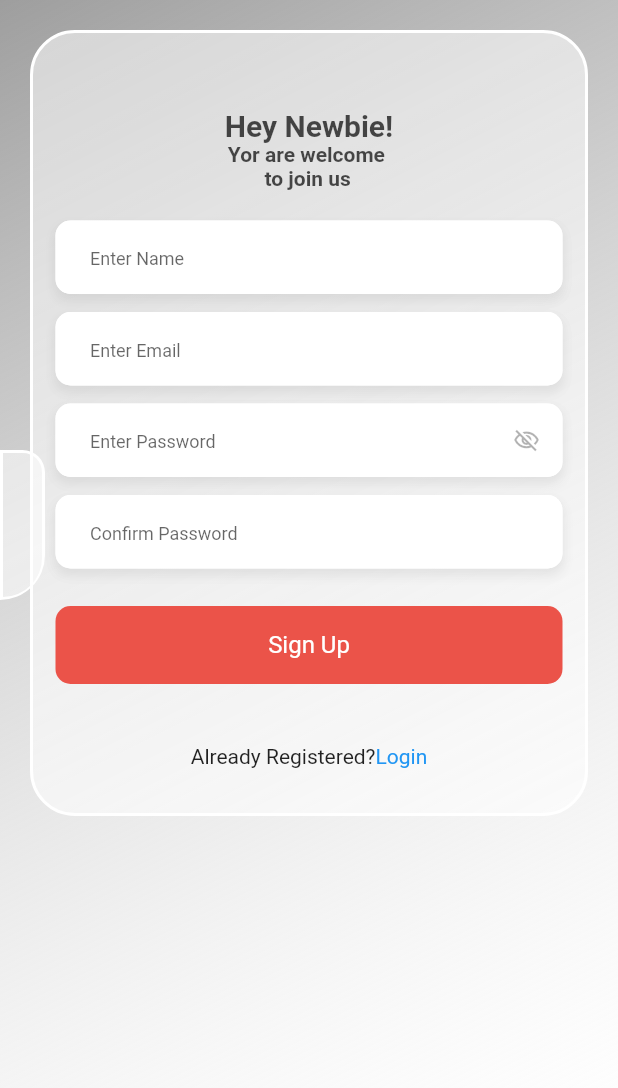
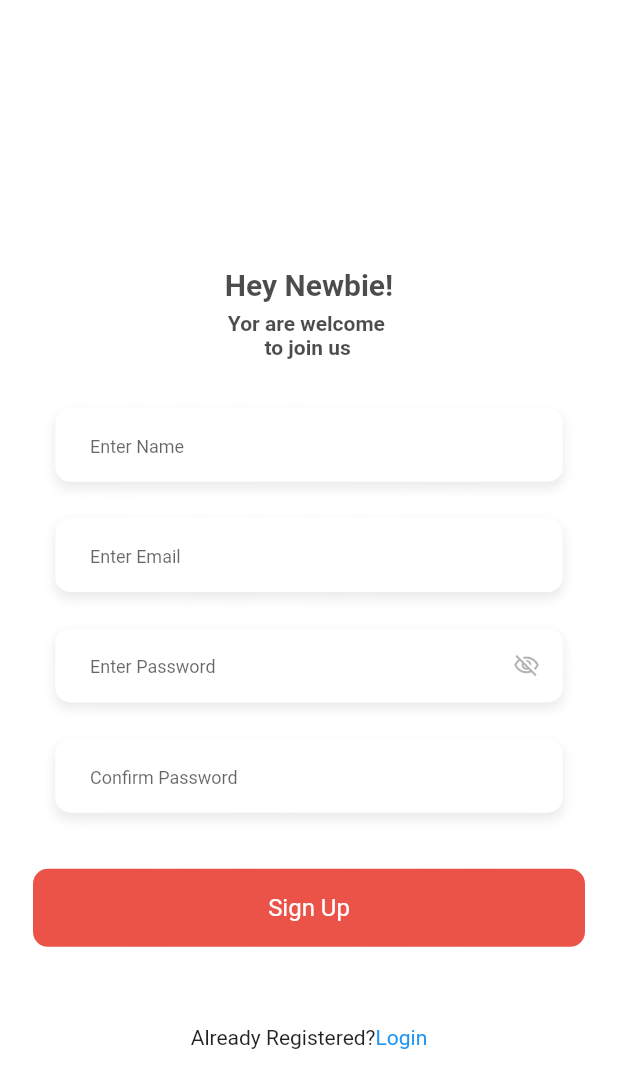
Before and after one commit to dsavke/event_booking_app, a Flutter app: the screen it shows after launch, on a phone screen of 412 x 824 dp. Shown: the top 1088 px of the screen. Run offline on Flutter 3.47's test engine with Material 2 defaults, Android fonts, the phone set to English and light mode, and no system bars.

Commit message:
tried to follow clean architecture

```diff
--- a/lib/main.dart
+++ b/lib/main.dart
@@ -1,6 +1,6 @@
-import 'package:event_booking_app/screens/register_screen/register_screen.dart';
-import 'package:event_booking_app/utils/constants/routes.dart';
 import 'package:flutter/material.dart';
+
+import 'screens/register_screen/register_screen.dart';
 
 
 void main() {
--- a/lib/screens/register_screen/register_screen.dart
+++ b/lib/screens/register_screen/register_screen.dart
@@ -2,16 +2,10 @@ import 'package:event_booking_app/ui_elements/custom_button.dart';
 import 'package:event_booking_app/ui_elements/custom_text_field.dart';
 import 'package:event_booking_app/utils/constants/colors.dart';
 import 'package:flutter/material.dart';
-import 'package:flutter_custom_clippers/flutter_custom_clippers.dart';
 
-class RegisterScreen extends StatefulWidget {
+class RegisterScreen extends StatelessWidget {
   const RegisterScreen({Key? key}) : super(key: key);
 
-  @override
-  _RegisterScreenState createState() => _RegisterScreenState();
-}
-
-class _RegisterScreenState extends State<RegisterScreen> {
   @override
   Widget build(BuildContext context) {
     return Container(
@@ -20,21 +14,26 @@ class _RegisterScreenState extends State<RegisterScreen> {
               begin: Alignment.topLeft,
               end: Alignment.bottomRight,
               colors: [
-                Colors.grey,
-                Colors.white10,
+            Colors.white54,
+            Colors.white,
           ])),
       child: Scaffold(
           backgroundColor: Colors.transparent,
           body: SingleChildScrollView(
-          child: Stack(
+            child: Column(
               children: [
+                const SizedBox(
+                  height: 100,
+                ),
                 Container(
+                  height: MediaQuery.of(context).size.height * .75,
                   margin: const EdgeInsets.all(20),
                   decoration: BoxDecoration(
                       color: Colors.white54,
                       borderRadius: const BorderRadius.all(Radius.circular(30)),
                       border: Border.all(color: Colors.white, width: 2)),
                   child: Column(
+                    mainAxisAlignment: MainAxisAlignment.spaceBetween,
                     crossAxisAlignment: CrossAxisAlignment.center,
                     children: [
                       const SizedBox(
@@ -58,8 +57,6 @@ class _RegisterScreenState extends State<RegisterScreen> {
                         height: 20,
                       ),
                       CustomTextField(
-                onSubmit: (e) {},
-                onChanged: (e) {},
                         fillColor: Colors.white,
                         hintText: "Enter Name",
                       ),
@@ -67,8 +64,6 @@ class _RegisterScreenState extends State<RegisterScreen> {
                         height: 12,
                       ),
                       CustomTextField(
-                onSubmit: (e) {},
-                onChanged: (e) {},
                         fillColor: Colors.white,
                         hintText: "Enter Email",
                       ),
@@ -76,8 +71,6 @@ class _RegisterScreenState extends State<RegisterScreen> {
                         height: 12,
                       ),
                       CustomTextField(
-                onSubmit: (e) {},
-                onChanged: (e) {},
                         fillColor: Colors.white,
                         hintText: "Enter Password",
                         isShowSuffixIcon: true,
@@ -88,8 +81,6 @@ class _RegisterScreenState extends State<RegisterScreen> {
                         height: 12,
                       ),
                       CustomTextField(
-                onSubmit: (e) {},
-                onChanged: (e) {},
                         fillColor: Colors.white,
                         hintText: "Confirm Password",
                       ),
@@ -99,7 +90,7 @@ class _RegisterScreenState extends State<RegisterScreen> {
                       CustomButton(
                           onTap: () {},
                           btnTxt: "Sign Up",
-                  backgroundColor: MyTheme.accent_color),
+                          backgroundColor: MyColors.accentColor),
                       const SizedBox(
                         height: 40,
                       ),
@@ -113,31 +104,17 @@ class _RegisterScreenState extends State<RegisterScreen> {
                               style: TextStyle(color: Colors.blue),
                             ),
                           ),
-
                         ],
                       ),
-              const SizedBox(height: 30,)
+                      const SizedBox(
+                        height: 30,
+                      )
                     ],
                   ),
                 ),
-        Positioned(
-          top: 300,
-            child: Container(
-              height: 100,
-              width: 30,
-              decoration: BoxDecoration(
-                borderRadius: const BorderRadius.only(topRight: Radius.circular(50),bottomRight: Radius.circular(100)),
-                  border: Border.all(color: Colors.white, width: 2),
-                color: Colors.white54,
+              ],
             ),
-          ),
-
-      ),
-      ],
-    ),)
-    ,
-    )
-    ,
+          )),
     );
   }
 }
--- a/lib/ui_elements/custom_button.dart
+++ b/lib/ui_elements/custom_button.dart
@@ -4,12 +4,12 @@ class CustomButton extends StatelessWidget {
   final  onTap;
   final String btnTxt;
   final Color backgroundColor;
-  CustomButton({ required this.onTap,  required this.btnTxt, required this.backgroundColor});
+  CustomButton({ this.onTap,  required this.btnTxt, required this.backgroundColor});
 
   @override
   Widget build(BuildContext context) {
     final ButtonStyle flatButtonStyle = TextButton.styleFrom(
-      backgroundColor:  MyTheme.accent_color ,
+      backgroundColor:  MyColors.accentColor ,
       minimumSize: Size(MediaQuery.of(context).size.width, 52),
       padding: EdgeInsets.zero,
       shape: RoundedRectangleBorder(
@@ -17,14 +17,11 @@ class CustomButton extends StatelessWidget {
       ),
     );
 
-    return Padding(
-      padding: const EdgeInsets.symmetric(horizontal: 15),
-      child: TextButton(
+    return  TextButton(
         onPressed: onTap,
         style: flatButtonStyle,
         child: Text(btnTxt,
-            style: Theme.of(context).textTheme.headline3?.copyWith(color: MyTheme.white, fontSize: 16)),
-      ),
+            style: Theme.of(context).textTheme.headline3?.copyWith(color: MyColors.whiteColor, fontSize: 16)),
     );
   }
 }
--- a/lib/ui_elements/custom_text_field.dart
+++ b/lib/ui_elements/custom_text_field.dart
@@ -1,46 +1,26 @@
 import 'package:flutter/material.dart';
 import '../utils/constants/colors.dart';
+
 class CustomTextField extends StatefulWidget {
   final String hintText;
   final TextEditingController? controller;
-  final FocusNode? focusNode;
-  final FocusNode? nextFocus;
   final TextInputType inputType;
-  final TextInputAction inputAction;
   final Color? fillColor;
-  final int maxLines;
   final bool isPassword;
-  final bool isCountryPicker;
-  final bool isShowBorder;
   final bool isIcon;
   final bool isShowSuffixIcon;
   final bool isShowPrefixIcon;
   final VoidCallback? onTap;
-  final  Function(String) onChanged;
   final VoidCallback? onSuffixTap;
   final IconData? suffixIconUrl;
   final IconData? prefixIconUrl;
-  final bool isSearch;
-  final Function(String) onSubmit;
-  final bool isEnabled;
-  final TextCapitalization capitalization;
 
-  CustomTextField(
-      {this.hintText = 'Write something...',
+  CustomTextField({
+    this.hintText = 'Write something...',
     this.controller,
-        this.focusNode,
-        this.nextFocus,
-        this.isEnabled = true,
     this.inputType = TextInputType.text,
-        this.inputAction = TextInputAction.next,
-        this.maxLines = 1,
     this.onSuffixTap,
     this.fillColor,
-        required this.onSubmit,
-        required this.onChanged,
-        this.capitalization = TextCapitalization.none,
-        this.isCountryPicker = false,
-        this.isShowBorder = false,
     this.isShowSuffixIcon = false,
     this.isShowPrefixIcon = false,
     this.onTap,
@@ -48,7 +28,6 @@ class CustomTextField extends StatefulWidget {
     this.isPassword = false,
     this.suffixIconUrl,
     this.prefixIconUrl,
-        this.isSearch = false,
   });
 
   @override
@@ -62,58 +41,64 @@ class _CustomTextFieldState extends State<CustomTextField> {
   Widget build(BuildContext context) {
     return Container(
       margin: const EdgeInsets.symmetric(horizontal: 15),
-
       decoration: BoxDecoration(
         borderRadius: BorderRadius.circular(10),
-        color: MyTheme.white,
-        boxShadow:  [
+        color: MyColors.whiteColor,
+        boxShadow: [
           BoxShadow(
               color: Colors.grey.withOpacity(.2),
               spreadRadius: 0.5,
               blurRadius: 5,
-              offset: Offset(0, 4) // changes position of shadow
+              offset: const Offset(0, 4) // changes position of shadow
               ),
         ],
-
       ),
-      child:TextField(
-        maxLines: widget.maxLines,
+      child: TextField(
         controller: widget.controller,
-        focusNode: widget.focusNode,
-        style: Theme.of(context).textTheme.headline2?.copyWith(color: Theme.of(context).textTheme.bodyText1?.color, fontSize: 16.0),
-        textInputAction: widget.inputAction,
+        style: Theme.of(context).textTheme.headline2?.copyWith(
+            color: Theme.of(context).textTheme.bodyText1?.color,
+            fontSize: 16.0),
         keyboardType: widget.inputType,
-        textCapitalization: widget.capitalization,
-        enabled: widget.isEnabled,
         autofocus: false,
         //onChanged: widget.isSearch ? widget.languageProvider.searchLanguage : null,
         obscureText: widget.isPassword ? _obscureText : false,
         // inputFormatters: widget.inputType == TextInputType.phone ? <TextInputFormatter>[FilteringTextInputFormatter.allow(RegExp('[0-9+]'))] : null,
         decoration: InputDecoration(
-          contentPadding: EdgeInsets.symmetric(vertical: 15, horizontal: 0),
-          border:  OutlineInputBorder(
+          contentPadding: const EdgeInsets.symmetric(vertical: 15, horizontal: 0),
+          border: OutlineInputBorder(
             borderRadius: BorderRadius.circular(10),
-            borderSide:const BorderSide(style: BorderStyle.none, width: 0),
+            borderSide: const BorderSide(style: BorderStyle.none, width: 0),
           ),
           isDense: true,
           hintText: widget.hintText,
           fillColor: widget.fillColor ?? Theme.of(context).accentColor,
-          hintStyle: Theme.of(context).textTheme.headline2?.copyWith(fontSize: 12.0, color: Colors.black.withOpacity(.6),fontStyle: FontStyle.normal),
+          hintStyle: Theme.of(context).textTheme.headline2?.copyWith(
+              fontSize: 12.0,
+              color: Colors.black.withOpacity(.6),
+              fontStyle: FontStyle.normal),
           filled: true,
-          prefixIcon: widget.isShowPrefixIcon ? Padding(
+          prefixIcon: widget.isShowPrefixIcon
+              ? Padding(
                   padding: const EdgeInsets.only(left: 20.0, right: 14.0),
-            child: Icon(widget.prefixIconUrl,color: Colors.black.withOpacity(.06)),
-          ) : SizedBox.shrink(),
-          prefixIconConstraints: BoxConstraints(minWidth: 23, maxHeight: 20),
+                  child: Icon(widget.prefixIconUrl,
+                      color: Colors.black.withOpacity(.06)),
+                )
+              : const SizedBox.shrink(),
+          prefixIconConstraints: const BoxConstraints(minWidth: 23, maxHeight: 20),
           suffixIcon: widget.isShowSuffixIcon
               ? widget.isPassword
                   ? IconButton(
-              icon: Icon(_obscureText ? Icons.visibility_off_outlined : Icons.visibility_outlined, color: Theme.of(context).hintColor.withOpacity(0.3)),
+                      icon: Icon(
+                          _obscureText
+                              ? Icons.visibility_off_outlined
+                              : Icons.visibility_outlined,
+                          color: Theme.of(context).hintColor.withOpacity(0.3)),
                       onPressed: _toggle)
                   : widget.isIcon
                       ? IconButton(
                           onPressed: widget.onSuffixTap,
-            icon: Icon(widget.suffixIconUrl,
+                          icon: Icon(
+                            widget.suffixIconUrl,
                             color: Theme.of(context).textTheme.bodyText1?.color,
                           ),
                         )
@@ -121,19 +106,9 @@ class _CustomTextFieldState extends State<CustomTextField> {
               : null,
         ),
         onTap: widget.onTap,
-        onSubmitted: (text) => widget.nextFocus != null ? FocusScope.of(context).requestFocus(widget.nextFocus)
-            :  widget.onSubmit(text),
-        onChanged: widget.onChanged,
-        cursorColor: MyTheme.accent_color,
-
-
-      ) ,
-
+        cursorColor: MyColors.accentColor,
+      ),
     );
-
-
-
-
   }
 
   void _toggle() {
--- a/lib/utils/constants/colors.dart
+++ b/lib/utils/constants/colors.dart
@@ -1,8 +1,8 @@
 import 'package:flutter/material.dart';
 
-class MyTheme{
-  static Color accent_color = const Color.fromRGBO(235, 83, 73, 1);
-  static Color white = const Color.fromRGBO(255, 255, 255, 1);
+class MyColors{
+  static Color accentColor = const Color.fromRGBO(235, 83, 73, 1);
+  static Color whiteColor = const Color.fromRGBO(255, 255, 255, 1);
 
 
 
```
Also changed, not shown: 1 other file. Lines whose indentation alone changed are shown as unchanged.
